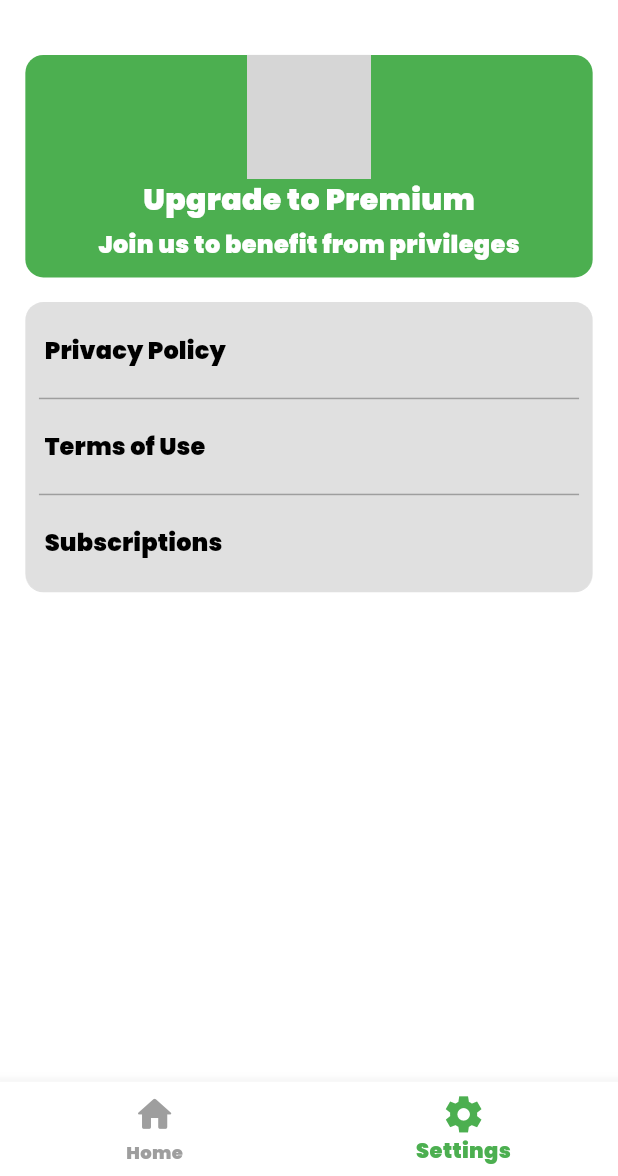
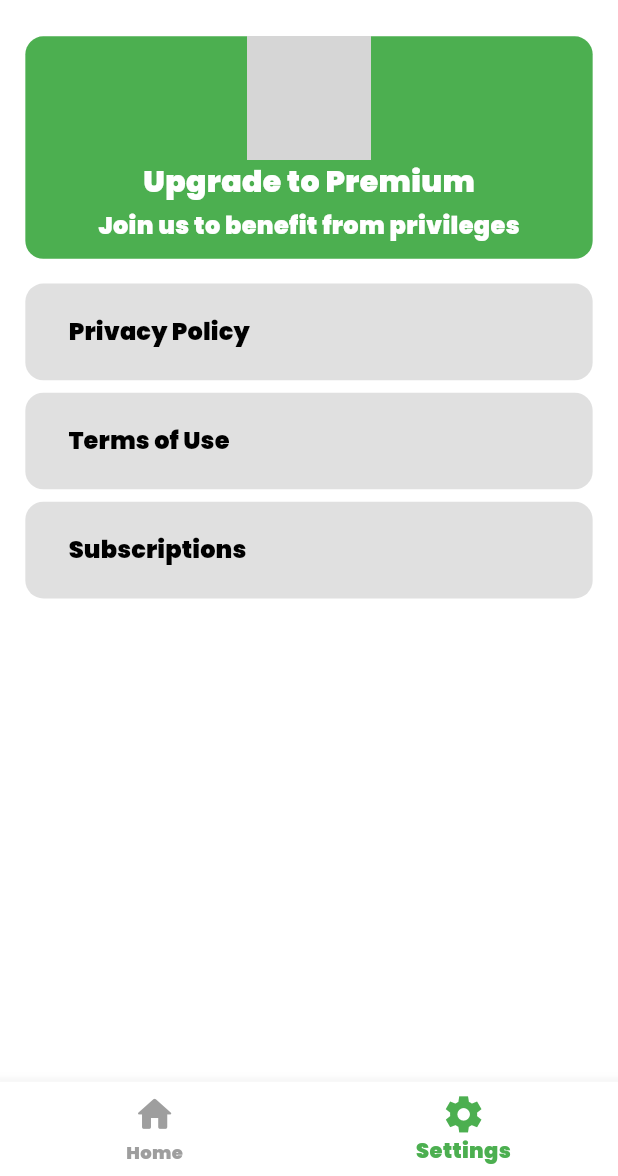
Before and after one commit to iibrahimkahramann/wachat, a Flutter app: the SettingsScreen screen opened by its route, on a phone screen of 412 x 824 dp, the part 60-1236 px from its top. Run offline on Flutter 3.47's test engine with Material 3 defaults, Android fonts, the phone set to English and light mode, and no system bars; our stand-ins replace easy_localization, flutter_riverpod, go_router, lottie, qr_flutter, share_plus and 2 more; missing offline and left inert: mobile_scanner; accounts and stored records are empty; grey boxes are pictures that could not be loaded.

Commit message:
onboarding eklendi settings düzenlendi

```diff
--- /dev/null
+++ b/assets/lang/tr.json
@@ -0,0 +1,4 @@
+{
+    "home": "home"
+
+}
--- a/lib/config/router.dart
+++ b/lib/config/router.dart
@@ -4,6 +4,7 @@ import 'package:wadual/emoji/screen/emoji_screen.dart';
 import 'package:wadual/note/note/screen/private_note_screen.dart';
 import 'package:wadual/sticker/screen/sticker_screen.dart';
 import '../home/screen/home_screen.dart';
+import '../onboarding/screen/onboarding_screen.dart';
 import '../private_browser/screen/private_browser.dart';
 import '../qr_generator/detail/screen/qr_code_detail_screen.dart';
 import '../qr_generator/list/screen/qr_code_list_screen.dart';
@@ -106,5 +107,11 @@ final router = GoRouter(
       pageBuilder: (context, state) =>
           NoTransitionPage(child: ScannedQRCodesScreen()),
     ),
+    GoRoute(
+      path: '/onboarding',
+      name: 'onboarding',
+      pageBuilder: (context, state) =>
+          NoTransitionPage(child: OnboardingScreen()),
+    ),
   ],
 );
--- a/lib/home/screen/home_screen.dart
+++ b/lib/home/screen/home_screen.dart
@@ -18,7 +18,7 @@ class HomeScreen extends StatelessWidget {
       body: SingleChildScrollView(
         child: Padding(
           padding: EdgeInsets.fromLTRB(
-              width * 0.041, height * 0.025, width * 0.041, 0),
+              width * 0.041, height * 0.01, width * 0.041, 0),
           child: Column(
             children: [
               Container(
@@ -328,6 +328,9 @@ class HomeScreen extends StatelessWidget {
                   ),
                 ),
               ),
+              SizedBox(
+                height: height * 0.015,
+              ),
             ],
           ),
         ),
--- a/lib/main.dart
+++ b/lib/main.dart
@@ -101,7 +101,7 @@ class MyAppState extends State<MyApp> {
     // }
 
     return MaterialApp.router(
-      title: 'InFetch',
+      title: 'Wachat',
       debugShowCheckedModeBanner: false,
       theme: CustomTheme.themeData(context),
       routerConfig: router,
--- a/lib/settings/screen/settings_screen.dart
+++ b/lib/settings/screen/settings_screen.dart
@@ -17,8 +17,8 @@ class SettingsScreen extends StatelessWidget {
     return Scaffold(
       appBar: CustomAppBar(),
       body: Padding(
-        padding: EdgeInsets.fromLTRB(
-            width * 0.041, height * 0.025, width * 0.041, 0),
+        padding:
+            EdgeInsets.fromLTRB(width * 0.041, height * 0.01, width * 0.041, 0),
         child: Column(
           crossAxisAlignment: CrossAxisAlignment.start,
           children: [
@@ -75,72 +75,101 @@ class SettingsScreen extends StatelessWidget {
             ),
             Container(
               padding: EdgeInsets.symmetric(
-                horizontal: width * 0.002,
+                horizontal: width * 0.07,
                 vertical: height * 0.01,
               ),
               decoration: BoxDecoration(
                 color: Colors.grey[300],
-                border: Border(
-                  bottom: BorderSide(
-                    color: Colors.grey[300]!,
-                    width: 1.0,
+                borderRadius: BorderRadius.circular(12),
               ),
-                ),
-                borderRadius: BorderRadius.circular(12.0),
-              ),
-              child: Column(
-                crossAxisAlignment: CrossAxisAlignment.start,
-                children: [
-                  Link(
+              child: Link(
                 uri: Uri.parse(
                     'https://sites.google.com/view/instory-privacy-policy-home/ana-sayfa'),
-                    builder: (context, followLink) => TextButton(
+                builder: (context, followLink) => Align(
+                  alignment: Alignment.centerLeft,
+                  child: TextButton(
                     onPressed: followLink,
+                    style: TextButton.styleFrom(
+                      alignment: Alignment.centerLeft,
+                      padding: EdgeInsets.zero,
+                    ),
                     child: Text(
                       'Privacy Policy',
                       style: CustomTheme.textTheme(context)
                           .bodyMedium
                           ?.copyWith(color: Colors.black),
+                      textAlign: TextAlign.left, // Metni sola hizalar
                     ),
                   ),
                 ),
-                  Divider(
-                    color: Colors.grey,
-                    indent: width * 0.02,
-                    endIndent: width * 0.02,
               ),
-                  Link(
+            ),
+            SizedBox(
+              height: height * 0.01,
+            ),
+            Container(
+              padding: EdgeInsets.symmetric(
+                horizontal: width * 0.07,
+                vertical: height * 0.01,
+              ),
+              decoration: BoxDecoration(
+                color: Colors.grey[300],
+                borderRadius: BorderRadius.circular(12),
+              ),
+              child: Link(
                 uri: Uri.parse(
-                        'https://sites.google.com/view/instory-terms-of-use-home/ana-sayfa'),
-                    builder: (context, followLink) => TextButton(
+                    'https://sites.google.com/view/instory-privacy-policy-home/ana-sayfa'),
+                builder: (context, followLink) => Align(
+                  alignment: Alignment.centerLeft,
+                  child: TextButton(
                     onPressed: followLink,
+                    style: TextButton.styleFrom(
+                      alignment: Alignment.centerLeft,
+                      padding: EdgeInsets.zero,
+                    ),
                     child: Text(
                       'Terms of Use',
                       style: CustomTheme.textTheme(context)
                           .bodyMedium
                           ?.copyWith(color: Colors.black),
+                      textAlign: TextAlign.left, // Metni sola hizalar
                     ),
                   ),
                 ),
-                  Divider(
-                    color: Colors.grey,
-                    indent: width * 0.02,
-                    endIndent: width * 0.02,
               ),
-                  Link(
+            ),
+            SizedBox(
+              height: height * 0.01,
+            ),
+            Container(
+              padding: EdgeInsets.symmetric(
+                horizontal: width * 0.07,
+                vertical: height * 0.01,
+              ),
+              decoration: BoxDecoration(
+                color: Colors.grey[300],
+                borderRadius: BorderRadius.circular(12),
+              ),
+              child: Link(
                 uri: Uri.parse(
                     'https://myaccount.google.com/intro/payments-and-subscriptions'),
-                    builder: (context, followLink) => TextButton(
+                builder: (context, followLink) => Align(
+                  alignment: Alignment.centerLeft,
+                  child: TextButton(
                     onPressed: followLink,
+                    style: TextButton.styleFrom(
+                      alignment: Alignment.centerLeft,
+                      padding: EdgeInsets.zero,
+                    ),
                     child: Text(
                       'Subscriptions',
                       style: CustomTheme.textTheme(context)
                           .bodyMedium
                           ?.copyWith(color: Colors.black),
+                      textAlign: TextAlign.left, // Metni sola hizalar
                     ),
                   ),
                 ),
-                ],
               ),
             ),
           ],
--- a/lib/splash/screen/splash_screen.dart
+++ b/lib/splash/screen/splash_screen.dart
@@ -9,7 +9,7 @@ class SplashScreen extends StatelessWidget {
     Future.delayed(
       const Duration(seconds: 2),
       () {
-        context.go('/home');
+        context.go('/onboarding');
       },
     );
 
```
Also changed, not shown: lib/note/list/screen/note_list_screen.dart (+13 -2 lines), lib/onboarding/screen/onboarding_screen.dart (added, +105 -0 lines), lib/providers/first_launch_provider.dart (added, +12 -0 lines), lib/qr_generator/list/screen/qr_code_list_screen.dart (+12 -3 lines), lib/qr_reader/scanned/screen/scanned_qr_codes_screen.dart (+9 -2 lines), assets/images/onboarding_background.png (added), assets/images/onboarding_image.png (added), assets/images/wa_chat.png. Lines whose indentation alone changed are shown as unchanged.
